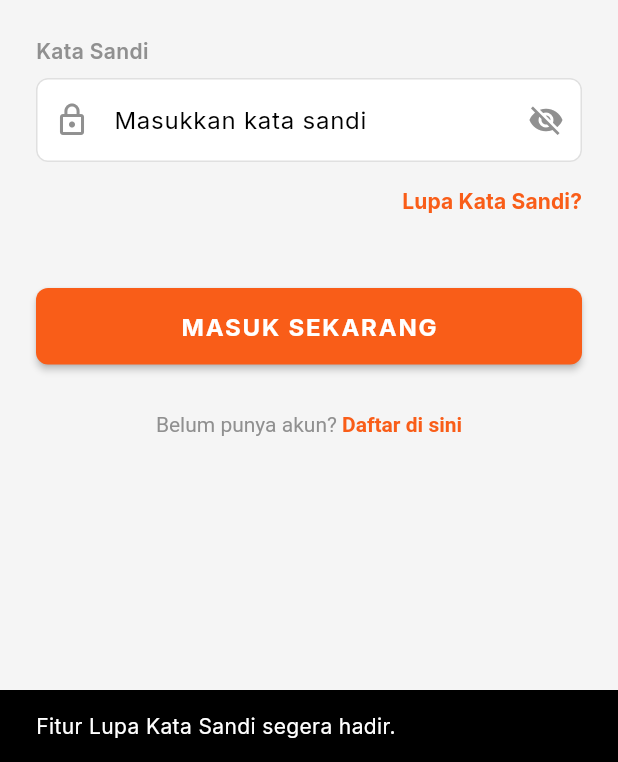
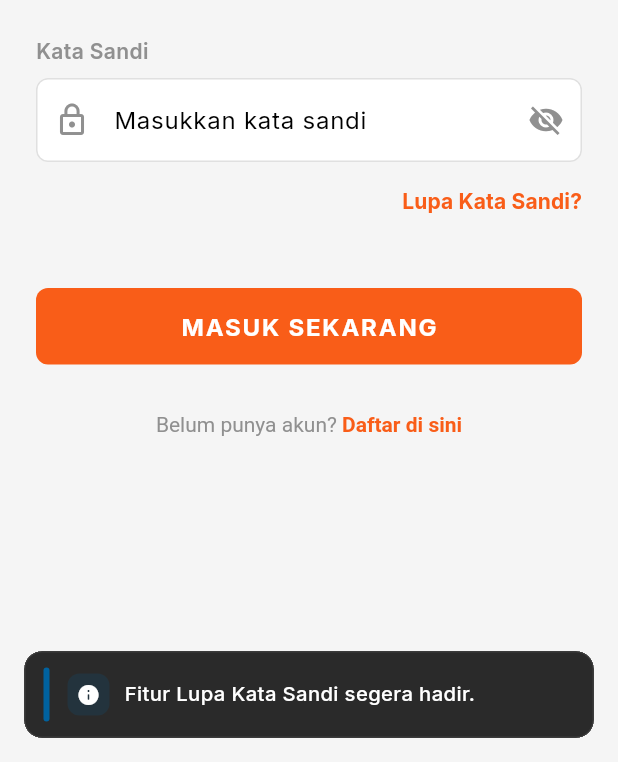
Before and after one commit to RozhakDev/NgekosKiye.app, a Flutter app: the screen it shows after launch, item 3 of the bottom bar chosen, after a tap on "Lupa Kata Sandi?", on a phone screen of 412 x 824 dp, the part 474-1236 px from its top. Run offline on Flutter 3.47's test engine with Material 3 defaults, Android fonts, the phone set to English and light mode, and no system bars; our stand-ins replace dio, firebase_core, firebase_messaging, flutter_dotenv, flutter_local_notifications, flutter_map and 8 more; accounts and stored records are empty; network calls fail.

Commit message:
refactor(core): migrate snackbar to notification utils

```diff
--- a/lib/core/theme/app_theme.dart
+++ b/lib/core/theme/app_theme.dart
@@ -34,7 +34,7 @@ class AppTheme {
         style: ElevatedButton.styleFrom(
           backgroundColor: AppColors.primary,
           foregroundColor: Colors.white,
-          elevation: 2,
+          elevation: 0,
           padding: const EdgeInsets.symmetric(vertical: 16),
           shape: RoundedRectangleBorder(borderRadius: BorderRadius.circular(8)),
           textStyle: GoogleFonts.inter(fontWeight: FontWeight.bold, fontSize: 16),
--- a/lib/core/utils/notification_service.dart
+++ b/lib/core/utils/notification_service.dart
@@ -37,7 +37,7 @@ class NotificationService {
       'NgekosKiye Notifications',
       importance: Importance.max,
       priority: Priority.high,
-      color: Color(0xFF000000),
+      color: Color(0xFFF95D18),
     );
     const NotificationDetails platformDetails = NotificationDetails(android: androidDetails);
 
--- /dev/null
+++ b/lib/core/utils/snackbar_utils.dart
@@ -0,0 +1,108 @@
+import 'package:flutter/material.dart';
+
+import '../theme/app_colors.dart';
+
+enum SnackBarType { success, error, info }
+
+class NotificationUtils {
+  static void show(
+    BuildContext context, {
+    required String message,
+    SnackBarType type = SnackBarType.info,
+    SnackBarAction? action,
+  }) {
+    Color accentColor;
+    IconData icon;
+    const Color surfaceColor = Color(0xFF2A2A2A);
+
+    switch (type) {
+      case SnackBarType.success:
+        accentColor = const Color(0xFF25D366);
+        icon = Icons.check_circle_rounded;
+        break;
+      case SnackBarType.error:
+        accentColor = AppColors.error;
+        icon = Icons.error_rounded;
+        break;
+      case SnackBarType.info:
+      default:
+        accentColor = AppColors.secondary;
+        icon = Icons.info_rounded;
+        break;
+    }
+
+    final effectiveAction = action == null
+        ? null
+        : SnackBarAction(
+            label: action.label,
+            textColor: accentColor,
+            onPressed: action.onPressed,
+          );
+
+    final snackBar = SnackBar(
+      elevation: 0,
+      backgroundColor: Colors.transparent,
+      behavior: SnackBarBehavior.floating,
+      margin: const EdgeInsets.fromLTRB(16, 0, 16, 16),
+      padding: EdgeInsets.zero,
+      shape: RoundedRectangleBorder(borderRadius: BorderRadius.circular(12)),
+      content: Container(
+        decoration: BoxDecoration(
+          color: surfaceColor,
+          borderRadius: BorderRadius.circular(12),
+          border: Border.all(color: Colors.white.withValues(alpha: 0.08)),
+          boxShadow: const [
+            BoxShadow(
+              color: Color(0x33000000),
+              blurRadius: 12,
+              offset: Offset(0, 6),
+            ),
+          ],
+        ),
+        padding: const EdgeInsets.symmetric(horizontal: 12, vertical: 10),
+        child: Row(
+          children: [
+            Container(
+              width: 4,
+              height: 36,
+              decoration: BoxDecoration(
+                color: accentColor,
+                borderRadius: BorderRadius.circular(2),
+              ),
+            ),
+            const SizedBox(width: 12),
+            Container(
+              width: 28,
+              height: 28,
+              decoration: BoxDecoration(
+                color: accentColor.withValues(alpha: 0.16),
+                borderRadius: BorderRadius.circular(8),
+              ),
+              child: Icon(icon, color: Colors.white, size: 16),
+            ),
+            const SizedBox(width: 10),
+            Flexible(
+              child: Text(
+                message,
+                maxLines: 2,
+                overflow: TextOverflow.ellipsis,
+                style: const TextStyle(
+                  color: Colors.white,
+                  fontSize: 13.5,
+                  fontWeight: FontWeight.w500,
+                  height: 1.25,
+                ),
+              ),
+            ),
+          ],
+        ),
+      ),
+      action: effectiveAction,
+      duration: const Duration(seconds: 3),
+    );
+
+    ScaffoldMessenger.of(context)
+      ..hideCurrentSnackBar()
+      ..showSnackBar(snackBar);
+  }
+}
--- a/lib/features/auth/presentation/screens/login_screen.dart
+++ b/lib/features/auth/presentation/screens/login_screen.dart
@@ -5,6 +5,7 @@ import 'package:go_router/go_router.dart';
 
 import '../controllers/auth_controller.dart';
 import '../../../../core/theme/app_colors.dart';
+import '../../../../core/utils/snackbar_utils.dart';
 
 class LoginScreen extends ConsumerStatefulWidget {
   const LoginScreen({super.key});
@@ -38,11 +39,10 @@ class _LoginScreenState extends ConsumerState<LoginScreen> {
     ref.listen<AsyncValue>(authControllerProvider, (_, state) {
       if (!state.isLoading && state.hasError) {
         final errorMsg = state.error.toString();
-        ScaffoldMessenger.of(context).showSnackBar(
-          SnackBar(
-            content: Text(errorMsg, style: const TextStyle(color: Colors.white)),
-            backgroundColor: AppColors.error,
-            behavior: SnackBarBehavior.floating,
+        NotificationUtils.show(
+          context,
+          message: errorMsg,
+          type: SnackBarType.error,
           action: errorMsg.toLowerCase().contains('belum diverifikasi') ? SnackBarAction(
             label: 'Verifikasi',
             textColor: Colors.white,
@@ -51,13 +51,14 @@ class _LoginScreenState extends ConsumerState<LoginScreen> {
               if (input.contains('@')) {
                 context.push('/otp?email=${Uri.encodeComponent(input)}');
               } else {
-                  ScaffoldMessenger.of(context).showSnackBar(
-                    const SnackBar(content: Text('Silakan login menggunakan email untuk melanjutkan verifikasi.', style: TextStyle(color: Colors.white)), backgroundColor: AppColors.error),
+                NotificationUtils.show(
+                  context,
+                  message: 'Silakan login menggunakan email untuk melanjutkan verifikasi.',
+                  type: SnackBarType.error,
                 );
               }
             },
           ) : null,
-          ),
         );
       }
     });
@@ -139,8 +140,9 @@ class _LoginScreenState extends ConsumerState<LoginScreen> {
                 alignment: Alignment.centerRight,
                 child: TextButton(
                   onPressed: () {
-                    ScaffoldMessenger.of(context).showSnackBar(
-                      const SnackBar(content: Text('Fitur Lupa Kata Sandi segera hadir.')),
+                    NotificationUtils.show(
+                      context,
+                      message: 'Fitur Lupa Kata Sandi segera hadir.',
                     );
                   },
                   style: TextButton.styleFrom(
--- a/lib/features/kost/presentation/screens/dashboard_screen.dart
+++ b/lib/features/kost/presentation/screens/dashboard_screen.dart
@@ -6,6 +6,7 @@ import '../controllers/kost_list_controller.dart';
 import '../../domain/kost_model.dart';
 import '../../../../core/utils/currency_formatter.dart';
 import '../../../../core/theme/app_colors.dart';
+import '../../../../core/utils/snackbar_utils.dart';
 import '../widgets/home_search_bar.dart';
 import '../widgets/home_drawer.dart';
 
@@ -137,7 +138,7 @@ class _DashboardAppBar extends StatelessWidget implements PreferredSizeWidget {
         IconButton(
           icon: const Icon(Icons.notifications_none, color: Colors.white),
           onPressed: () {
-            ScaffoldMessenger.of(context).showSnackBar(const SnackBar(content: Text('Notifikasi ditekan')));
+            NotificationUtils.show(context, message: 'Belum ada notifikasi baru');
           },
         ),
       ],
```
Also changed, not shown: lib/features/auth/presentation/screens/otp_screen.dart (+12 -6 lines), lib/features/auth/presentation/screens/register_screen.dart (+13 -6 lines), lib/features/booking/presentation/screens/booking_history_screen.dart (+5 -2 lines), lib/features/booking/presentation/screens/payment_screen.dart (+15 -3 lines), lib/features/kost/presentation/screens/kost_detail_screen.dart (+14 -7 lines), lib/features/kost/presentation/widgets/home_drawer.dart (+5 -4 lines), lib/features/profile/presentation/screens/profile_screen.dart (+5 -3 lines). Lines whose indentation alone changed are shown as unchanged.
